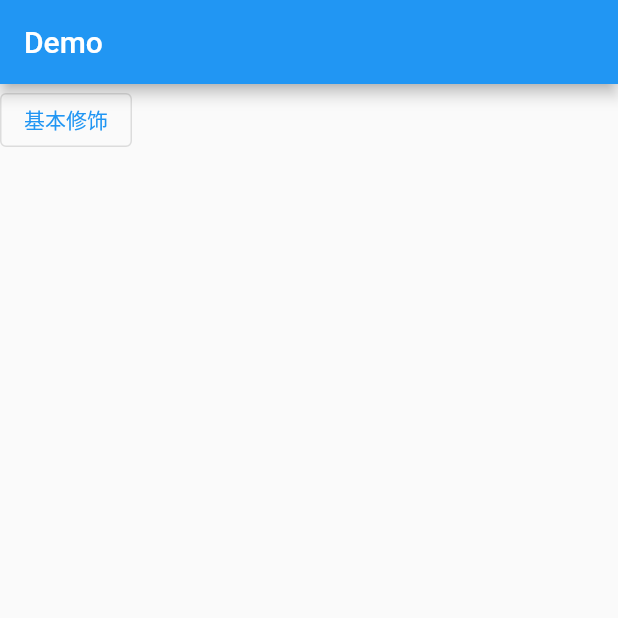
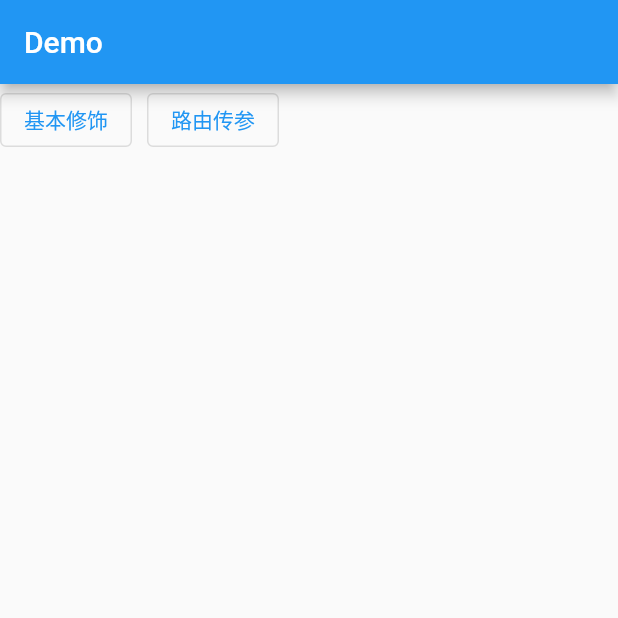
Before and after one commit to lints1995/demo_flutter, a Flutter app: the screen it shows after launch, on a phone screen of 412 x 824 dp, the top half of it. Run offline on Flutter 3.47's test engine with Material 2 defaults, Android fonts, the phone set to English and light mode, and no system bars.

Commit message:
添加路由配置

```diff
--- a/lib/component/CustomButton.dart
+++ b/lib/component/CustomButton.dart
@@ -1,12 +1,19 @@
 import 'package:flutter/material.dart';
 
 class CustomButton extends StatelessWidget {
-  CustomButton({this.text = '按钮', this.onPressed});
-  final GestureTapCallback onPressed;
+  CustomButton({this.text = '按钮', this.path, this.arguments});
+
   final String text;
+  final String path;
+  final Object arguments;
 
   @override
   Widget build(BuildContext context) {
-    return (OutlinedButton(child: Text(text), onPressed: onPressed));
+    return (OutlinedButton(
+      child: Text(text),
+      onPressed: () {
+        Navigator.of(context).pushNamed(path, arguments: arguments);
+      },
+    ));
   }
 }
--- a/lib/main.dart
+++ b/lib/main.dart
@@ -2,6 +2,7 @@ import 'package:flutter/material.dart';
 import 'package:demo_flutter/component/CustomButton.dart';
 // 页面
 import 'views/base.dart';
+import 'views/routerQuery.dart';
 
 void main() {
   runApp(MyApp());
@@ -26,6 +27,10 @@ class MyApp extends StatelessWidget {
         primarySwatch: Colors.blue,
       ),
       home: MyHomePage(title: 'Demo'),
+      routes: {
+        '/base': (context) => Base(),
+        '/routerQuery': (context) => RouterQuery(),
+      },
     );
   }
 }
@@ -62,15 +67,17 @@ class _MyHomePageState extends State<MyHomePage> {
           // the App.build method, and use it to set our appbar title.
           title: Text(widget.title),
         ),
-        body: Column(
-          crossAxisAlignment: CrossAxisAlignment.start,
+        body: Wrap(
+          spacing: 10,
           children: [
             CustomButton(
-                text: '基本修饰',
-                onPressed: () {
-                  Navigator.push(context,
-                      MaterialPageRoute(builder: (BuildContext ctx) => Base()));
-                }),
+              text: '基本修饰',
+              path: '/base',
+            ),
+            CustomButton(
+                text: '路由传参',
+                path: '/routerQuery',
+                arguments: {"name": '我是传递的参数'}),
           ],
         ));
   }
--- /dev/null
+++ b/lib/routes.dart
@@ -0,0 +1,7 @@
+import 'views/base.dart';
+import 'views/routerQuery.dart';
+
+var routes = {
+  '/base': (context) => Base(),
+  '/routerQuery': (context) => RouterQuery(),
+};
```
Also changed, not shown: lib/views/routerQuery.dart (added, +13 -0 lines), 1 other file.
